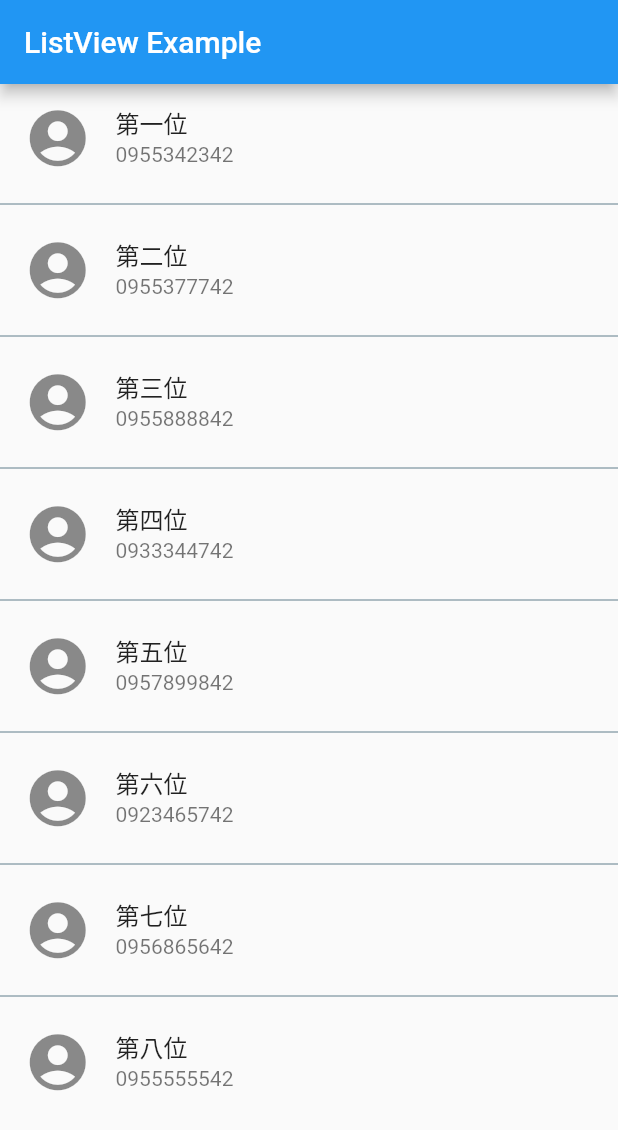
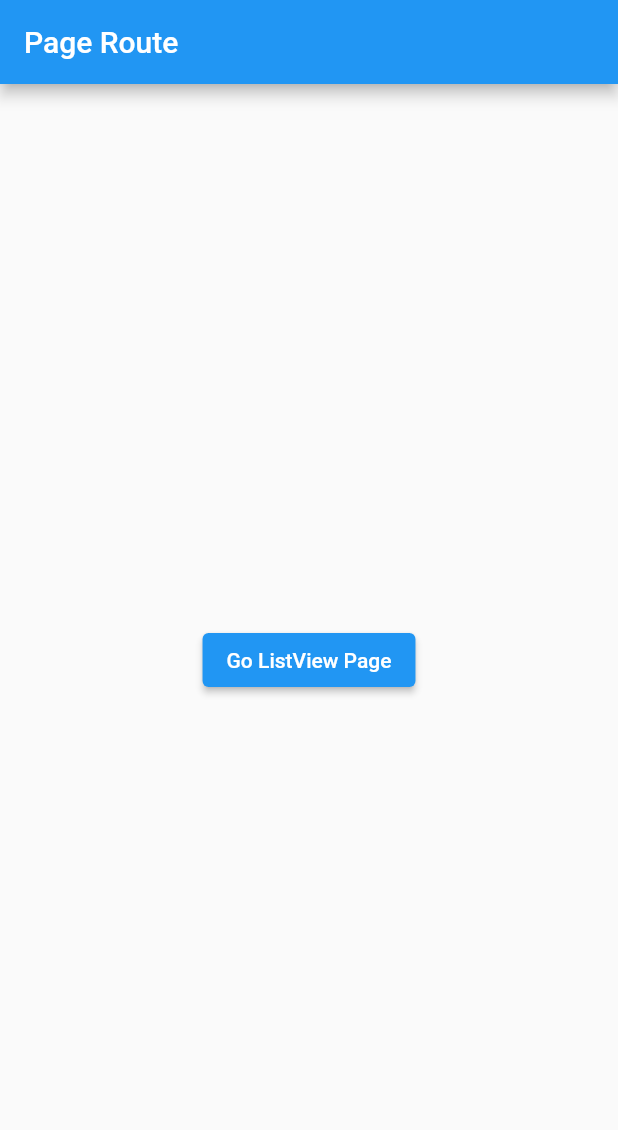
Before and after one commit to Shawn409631016/flutter_listview, a Flutter app: the screen it shows after launch, on a phone screen of 412 x 824 dp. Shown: the top 1130 px of the screen. Run offline on Flutter 3.47's test engine with Material 2 defaults, Android fonts, the phone set to English and light mode, and no system bars.

Commit message:
add page route animation

```diff
--- /dev/null
+++ b/lib/listview_page.dart
@@ -0,0 +1,70 @@
+import 'package:flutter/material.dart';
+
+class ListViewApp extends StatefulWidget {
+  const ListViewApp({Key? key}) : super(key: key);
+
+  @override
+  State<ListViewApp> createState() => _ListViewAppState();
+}
+
+class _ListViewAppState extends State<ListViewApp> {
+  final List<String> entries = [
+    '第一位',
+    '第二位',
+    '第三位',
+    '第四位',
+    '第五位',
+    '第六位',
+    '第七位',
+    '第八位'
+  ];
+
+  final List<String> subs = [
+    '0955342342',
+    '0955377742',
+    '0955888842',
+    '0933344742',
+    '0957899842',
+    '0923465742',
+    '0956865642',
+    '0955555542'
+  ];
+
+  @override
+  Widget build(BuildContext context) {
+    return MaterialApp(
+      home: Scaffold(
+        appBar: AppBar(
+          title: const Text('ListView Example'),
+        ),
+        body: entries.length > 0
+            ? ListView.separated(
+                itemCount: entries.length,
+                itemBuilder: (context, index) {
+                  return ListTile(
+                    leading: const Icon(Icons.account_circle_rounded, size: 45),
+                    title: Text(entries[index]),
+                    subtitle: Text(subs[index]),
+                    onTap: () {
+                      final snackBar = SnackBar(
+                        duration: const Duration(seconds: 1),
+                        content: Text('即將撥打給 ${entries[index]}',
+                            style: const TextStyle(fontSize: 24)),
+                        backgroundColor: Colors.blueGrey,
+                      );
+
+                      ScaffoldMessenger.of(context).showSnackBar(snackBar);
+                    },
+                  );
+                },
+                separatorBuilder: (context, index) => const Divider(
+                  color: Colors.blueGrey,
+                ),
+              )
+            : const Center(
+                child: Text('null'),
+              ),
+      ),
+    );
+  }
+}
--- a/lib/main.dart
+++ b/lib/main.dart
@@ -1,74 +1,50 @@
 import 'package:flutter/material.dart';
+import 'listview_page.dart';
 
 void main() {
-  runApp(ListViewApp());
+  runApp(
+    const MaterialApp(
+      home: MyHomePage(),
+    ),
+  );
 }
 
-class ListViewApp extends StatefulWidget {
-  const ListViewApp({Key? key}) : super(key: key);
-
-  @override
-  State<ListViewApp> createState() => _ListViewAppState();
-}
-
-class _ListViewAppState extends State<ListViewApp> {
-  final List<String> entries = [
-    '第一位',
-    '第二位',
-    '第三位',
-    '第四位',
-    '第五位',
-    '第六位',
-    '第七位',
-    '第八位'
-  ];
-
-  final List<String> subs = [
-    '0955342342',
-    '0955377742',
-    '0955888842',
-    '0933344742',
-    '0957899842',
-    '0923465742',
-    '0956865642',
-    '0955555542'
-  ];
+class MyHomePage extends StatelessWidget {
+  const MyHomePage({Key? key}) : super(key: key);
 
   @override
   Widget build(BuildContext context) {
-    return MaterialApp(
-      home: Scaffold(
-        appBar: AppBar(
-          title: const Text('ListView Example'),
+    return Scaffold(
+      appBar: AppBar(
+        title: const Text('Page Route'),
+      ),
+      body: Center(
+        child: ElevatedButton(
+          child: const Text('Go ListView Page'),
+          onPressed: () {
+            Navigator.of(context).push(_createRoute());
+          },
         ),
-        body: entries.length > 0
-            ? ListView.separated(
-                itemCount: entries.length,
-                itemBuilder: (context, index) {
-                  return ListTile(
-                    leading: const Icon(Icons.account_circle_rounded, size: 45),
-                    title: Text(entries[index]),
-                    subtitle: Text(subs[index]),
-                    onTap: () {
-                      final snackBar = SnackBar(
-                        duration: const Duration(seconds: 1),
-                        content: Text('即將撥打給 ${entries[index]}',
-                            style: const TextStyle(fontSize: 24)),
-                        backgroundColor: Colors.blueGrey,
-                      );
-
-                      ScaffoldMessenger.of(context).showSnackBar(snackBar);
-                    },
-                  );
-                },
-                separatorBuilder: (context, index) => const Divider(
-                  color: Colors.blueGrey,
-                ),
-              )
-            : const Center(
-                child: Text('null'),
-              ),
       ),
     );
   }
 }
+
+Route _createRoute() {
+  return PageRouteBuilder(
+    transitionDuration: const Duration(seconds: 1),
+    pageBuilder: (context, animation, secondaryAnimation) =>
+        const ListViewApp(),
+    transitionsBuilder: (context, animation, secondaryAnimation, child) {
+      const begin = Offset(1.0, 0.0);
+      const end = Offset.zero;
+      const curve = Curves.bounceInOut;
+      var tween = Tween(begin: begin, end: end).chain(CurveTween(curve: curve));
+
+      return SlideTransition(
+        position: animation.drive(tween),
+        child: child,
+      );
+    },
+  );
+}
```
Also changed, not shown: 1 other file.
